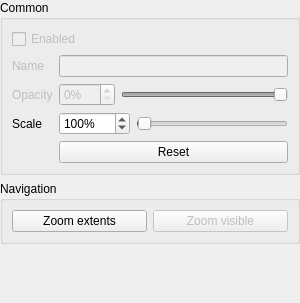
ManiVaultStudio/ImageViewerPlugin, file src/LayerWidget.ui: the form before one commit.
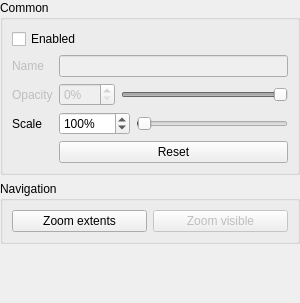
The form after the commit. Custom widgets are drawn as their Qt base class.

The edit to the form file:
```diff
--- a/src/LayerWidget.ui
+++ b/src/LayerWidget.ui
@@ -152,7 +152,7 @@
         <item row="0" column="0" colspan="2">
          <widget class="QCheckBox" name="enabledCheckBox">
           <property name="enabled">
-           <bool>false</bool>
+           <bool>true</bool>
           </property>
           <property name="sizePolicy">
            <sizepolicy hsizetype="Minimum" vsizetype="Fixed">
```
